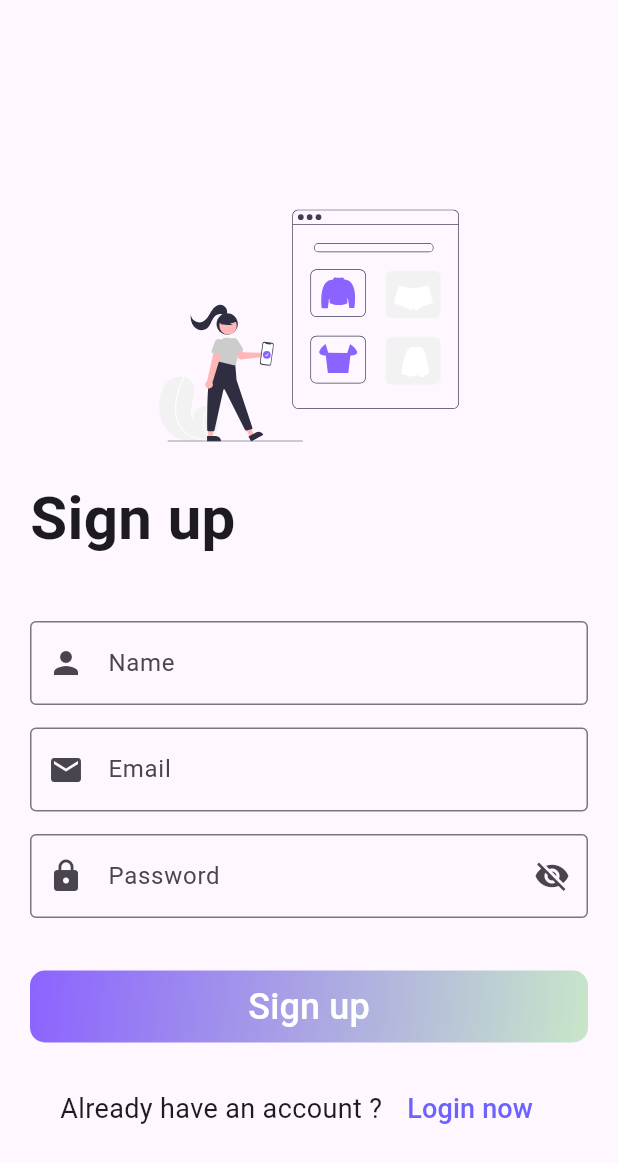
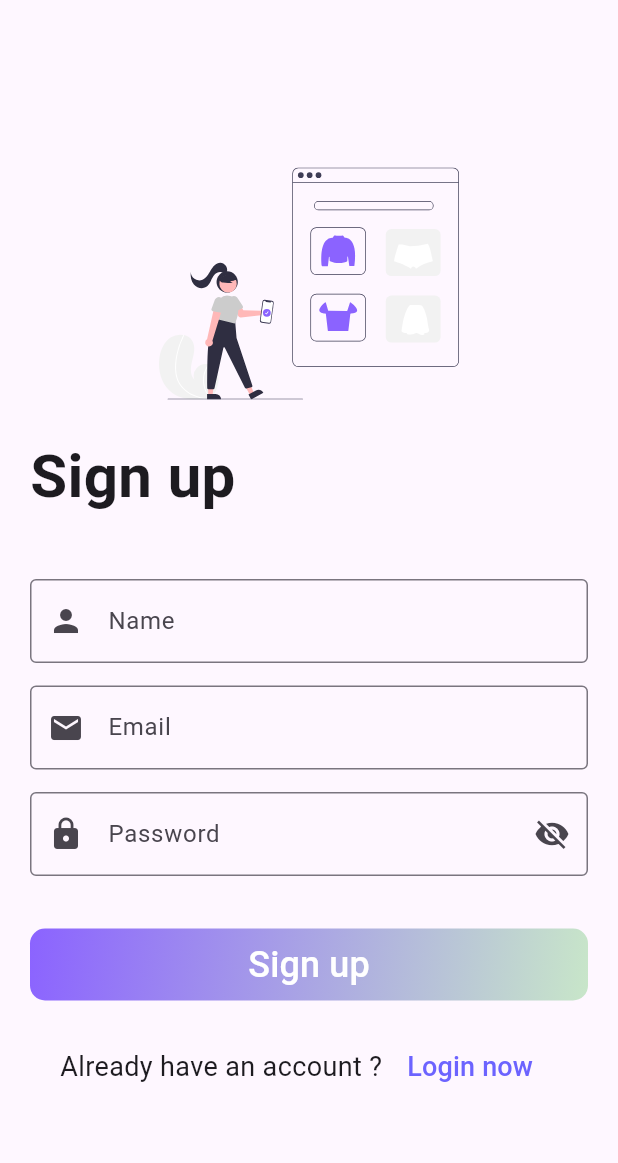
Before and after one commit to nadaalaa22/E-Commerce-App, a Flutter app: the screen it shows after launch, after a tap on "Login", after a tap on "Register now", on a phone screen of 412 x 824 dp. Shown: the top 1163 px of the screen. Run offline on Flutter 3.47's test engine with Material 3 defaults, Android fonts, the phone set to English and light mode, and no system bars; our stand-ins replace animated_splash_screen, bloc, cloud_firestore, equatable, firebase_auth, firebase_core and 5 more; missing offline and left inert: responsive_navigation_bar; accounts and stored records are empty; Roboto replaces fonts that are missing (MyFont); project files that could hold a hidden picture were left out.

Commit message:
nada 18 /9

```diff
--- a/lib/features/auth/presentation/bloc/auth_bloc/authentication_bloc.dart
+++ b/lib/features/auth/presentation/bloc/auth_bloc/authentication_bloc.dart
@@ -1,6 +1,9 @@
 import 'dart:async';
 import 'package:bloc/bloc.dart';
+import 'package:e_commerce_app/core/networks/network_info.dart';
 import 'package:firebase_auth/firebase_auth.dart';
+import 'package:flutter/material.dart';
+import 'package:fluttertoast/fluttertoast.dart';
 import 'package:meta/meta.dart';
 import '../../../data/datasorce/authentication_remote_ds/authentication.dart';
 import '../../../data/datasorce/user_remote_ds/user_remote_ds.dart';
@@ -13,12 +16,14 @@ part 'authentication_state.dart';
 class AuthBloc extends Bloc<AuthEvent, AuthState> {
   final AuthenticationRemoteDs authenticationRemoteDs;
   final UsersRemoteDs usersDBModel;
+  final NetworkInfo networkInfo ;
 
-  AuthBloc({required this.usersDBModel, required this.authenticationRemoteDs})
+  AuthBloc({required this.usersDBModel, required this.authenticationRemoteDs , required this.networkInfo,})
       : super(UserUnauthorized()) {
     on<AuthEvent>((event, emit) async {
       print(event); // Debugging: Print the event
       try {
+          try{
             if (event is SignUp) {
               emit(UserAuthLoadingState());
               await authenticationRemoteDs.signUp(event.authModel);
@@ -36,7 +41,13 @@ class AuthBloc extends Bloc<AuthEvent, AuthState> {
               print('User added to Firestore successfully');
               emit(UserAuthorizedState());
             }
-        else if (event is SignIn) {
+          }
+          catch(e){
+            print("netwooooooork");
+            emit(UserErrorState(error: e.toString()));
+          }
+          try{
+            if (event is SignIn) {
               emit(UserAuthLoadingState());
               await authenticationRemoteDs.signIn(event.userModel);
 
@@ -45,7 +56,12 @@ class AuthBloc extends Bloc<AuthEvent, AuthState> {
               } else {
                 emit(UserUnauthorized());
               }
-        } else if (event is CheckIfAuth) {
+            }
+          } catch(e){
+            print(e.toString());
+            emit(UserErrorState(error: e.toString()));
+          }
+          if (event is CheckIfAuth) {
             emit(UserAuthLoadingState());
             final bool isSignedIn = authenticationRemoteDs.checkIfAuth();
             final bool isAnonymous = authenticationRemoteDs.checkUserSignInStatus();
@@ -62,6 +78,9 @@ class AuthBloc extends Bloc<AuthEvent, AuthState> {
             await authenticationRemoteDs.signOut();
             emit(UserUnauthorized());
           }
+
+
+
       }catch (e) {
         print('Error in AuthBloc: $e'); // Debugging: Print the error
         if (e is TypeError) {
@@ -75,3 +94,14 @@ class AuthBloc extends Bloc<AuthEvent, AuthState> {
     });
   }
 }
+void showToast(String message) {
+  Fluttertoast.showToast(
+    msg: message,
+    toastLength: Toast.LENGTH_SHORT,
+    gravity: ToastGravity.CENTER,
+    timeInSecForIosWeb: 1,
+    backgroundColor: Colors.red,
+    textColor: Colors.white,
+    fontSize: 16.0,
+  );
+}
--- a/lib/features/auth/presentation/pages/login_page.dart
+++ b/lib/features/auth/presentation/pages/login_page.dart
@@ -39,7 +39,6 @@ class _LoginPageState extends State<LoginPage> {
   @override
   Widget build(BuildContext context) {
     return Scaffold(
-      appBar: AppBar(),
       body: BlocConsumer<AuthBloc, AuthState>(
         listener: (BuildContext context, AuthState state) {
           if (state is UserAuthorizedState ) {
@@ -59,7 +58,8 @@ class _LoginPageState extends State<LoginPage> {
             return const Center(child: CircularProgressIndicator());
           }
 
-            return Form(
+            return Center(
+              child: Form(
                 key: keyLogin,
                 child: Padding(
                   padding: const EdgeInsets.all(20.0),
@@ -217,6 +217,7 @@ class _LoginPageState extends State<LoginPage> {
                     ),
                   ),
                 ),
+              ),
             );
 
         },
--- a/lib/features/auth/presentation/pages/sign_up_page.dart
+++ b/lib/features/auth/presentation/pages/sign_up_page.dart
@@ -1,12 +1,12 @@
 import 'package:flutter/material.dart';
 import 'package:flutter_bloc/flutter_bloc.dart';
 import 'package:flutter_svg/svg.dart';
+import 'package:fluttertoast/fluttertoast.dart';
 import '../../../../core/app_theme.dart';
 import '../../../e_commerce/presentation/pages/controller_page.dart';
 import '../../data/model/auth_model.dart';
 import '../../data/model/user_model.dart';
 import '../bloc/auth_bloc/authentication_bloc.dart';
-
 
 import 'login_page.dart';
 
@@ -28,13 +28,23 @@ class _SignUpPageState extends State<SignUpPage> {
 
   String? userId;
 
-  bool flag = false ;
+  bool flag = false;
 
   @override
   Widget build(BuildContext context) {
     return Scaffold(
-      appBar: AppBar(),
-      body: Padding(
+      body: BlocListener<AuthBloc, AuthState>(
+        listener: (context, state) {
+          if (state is UserErrorState) {
+            showToast(state.error);
+          }
+          if (state is UserAuthorizedState) {
+            Navigator.pushReplacement(
+                context, MaterialPageRoute(builder: (_) => ControllerPage()));
+          }
+        },
+        child: Center(
+          child: Padding(
             padding: const EdgeInsets.all(20.0),
             child: Form(
               key: GlobalKeyForm,
@@ -44,7 +54,7 @@ class _SignUpPageState extends State<SignUpPage> {
                     crossAxisAlignment: CrossAxisAlignment.start,
                     children: [
                       Center(
-                    child:  SvgPicture.asset(
+                        child: SvgPicture.asset(
                           'assets/images/login.svg',
                           width: 200.0,
                           height: 200.0,
@@ -52,7 +62,10 @@ class _SignUpPageState extends State<SignUpPage> {
                       ),
                       const Text(
                         'Sign up',
-                    style: TextStyle(fontSize: 40.0,fontWeight: FontWeight.bold, fontFamily: 'MyFont'),
+                        style: TextStyle(
+                            fontSize: 40.0,
+                            fontWeight: FontWeight.bold,
+                            fontFamily: 'MyFont'),
                       ),
                       const SizedBox(
                         height: 40.0,
@@ -62,7 +75,7 @@ class _SignUpPageState extends State<SignUpPage> {
                         decoration: const InputDecoration(
                           hintText: 'Name',
                           border: OutlineInputBorder(),
-                      prefixIcon:  const Icon(
+                          prefixIcon: const Icon(
                             Icons.person,
                           ),
                         ),
@@ -91,24 +104,25 @@ class _SignUpPageState extends State<SignUpPage> {
                             return 'Email field cannot be empty';
                           }
                           // Regular expression for validating an email
-                      final emailRegex = RegExp(r'^[a-zA-Z0-9._%+-]+@[a-zA-Z0-9.-]+\.[a-zA-Z]{2,}$');
+                          final emailRegex = RegExp(
+                              r'^[a-zA-Z0-9._%+-]+@[a-zA-Z0-9.-]+\.[a-zA-Z]{2,}$');
                           if (!emailRegex.hasMatch(text)) {
                             return 'Please enter a valid email address';
                           }
                           return null;
                         },
                       ),
-
                       const SizedBox(
                         height: 15.0,
                       ),
                       TextFormField(
                         controller: password,
-                    obscureText: true,
+                        keyboardType: TextInputType.emailAddress,
+                        obscureText: !flag,
                         decoration: InputDecoration(
-                      hintText: 'Password',
+                          labelText: 'Password',
                           border: const OutlineInputBorder(),
-                      prefixIcon:  const Icon(
+                          prefixIcon: const Icon(
                             Icons.lock,
                           ),
                           suffixIcon: IconButton(
@@ -118,9 +132,7 @@ class _SignUpPageState extends State<SignUpPage> {
                               });
                             },
                             icon: Icon(
-                          flag
-                              ? Icons.visibility
-                              : Icons.visibility_off, // Toggle icon
+                              flag ? Icons.visibility : Icons.visibility_off,
                             ),
                           ),
                         ),
@@ -160,15 +172,15 @@ class _SignUpPageState extends State<SignUpPage> {
                                 email: sanitizedEmail,
                               );
 
-                          UserModel userModel = UserModel(name: sanitizedName, userId: '', email: sanitizedEmail);
+                              UserModel userModel = UserModel(
+                                  name: sanitizedName,
+                                  userId: '',
+                                  email: sanitizedEmail);
 
-                          context.read<AuthBloc>().add(SignUp(authModel: authModel, userModel: userModel));
-                          Navigator.pushReplacement(context, MaterialPageRoute(builder: (_)=> ControllerPage()));
+                              context.read<AuthBloc>().add(SignUp(
+                                  authModel: authModel, userModel: userModel));
                             }
                           },
-
-
-
                           child: const Text(
                             'Sign up',
                             style: TextStyle(
@@ -217,6 +229,20 @@ class _SignUpPageState extends State<SignUpPage> {
               ),
             ),
           ),
+        ),
+      ),
     );
   }
 }
+
+void showToast(String message) {
+  Fluttertoast.showToast(
+    msg: message,
+    toastLength: Toast.LENGTH_SHORT,
+    gravity: ToastGravity.CENTER,
+    timeInSecForIosWeb: 1,
+    backgroundColor: Colors.red,
+    textColor: Colors.white,
+    fontSize: 16.0,
+  );
+}
--- a/lib/features/e_commerce/presentation/pages/contact_page.dart
+++ b/lib/features/e_commerce/presentation/pages/contact_page.dart
@@ -1,4 +1,5 @@
 import 'package:cloud_firestore/cloud_firestore.dart';
+import 'package:e_commerce_app/core/networks/network_info.dart';
 import 'package:e_commerce_app/features/auth/data/datasorce/authentication_remote_ds/authentication.dart';
 import 'package:e_commerce_app/features/auth/data/model/user_model.dart';
 import 'package:e_commerce_app/features/auth/presentation/bloc/auth_bloc/authentication_bloc.dart';
@@ -7,6 +8,7 @@ import 'package:e_commerce_app/features/e_commerce/presentation/pages/reset_pass
 import 'package:firebase_auth/firebase_auth.dart';
 import 'package:flutter/material.dart';
 import 'package:e_commerce_app/core/app_theme.dart';
+import 'package:internet_connection_checker/internet_connection_checker.dart';
 import 'package:lottie/lottie.dart';
 import 'package:flutter_bloc/flutter_bloc.dart';
 
@@ -54,7 +56,7 @@ class _ContactPageState extends State<ContactPage> {
                           onPressed: () async {
                             Navigator.pop(context);
                             // context.read<AuthBloc>().add(SignOut());
-                            await AuthenticationRemoteDsImpl().signOut();
+                            await AuthenticationRemoteDsImpl(networkInfo: NetworkInfoImpl(connectionChecker: InternetConnectionChecker())).signOut();
                             Navigator.pushReplacement(
                               context,
                               MaterialPageRoute(
--- a/lib/main.dart
+++ b/lib/main.dart
@@ -1,8 +1,10 @@
+import 'package:e_commerce_app/core/networks/network_info.dart';
 import 'package:e_commerce_app/features/auth/presentation/pages/login_page.dart';
 import 'package:e_commerce_app/features/auth/presentation/pages/splash_page.dart';
 import 'package:firebase_core/firebase_core.dart';
 import 'package:flutter/material.dart';
 import 'package:flutter_bloc/flutter_bloc.dart';
+import 'package:internet_connection_checker/internet_connection_checker.dart';
 import 'features/auth/data/datasorce/authentication_remote_ds/authentication.dart';
 import 'features/auth/data/datasorce/user_remote_ds/user_remote_ds.dart';
 import 'features/auth/presentation/bloc/auth_bloc/authentication_bloc.dart';
@@ -14,7 +16,7 @@ void main() async {
   await Firebase.initializeApp(
     options: DefaultFirebaseOptions.currentPlatform,
   );
-  //await AuthinticationRemoteDsImpl().signOut();
+  await AuthenticationRemoteDsImpl(networkInfo: NetworkInfoImpl(connectionChecker: InternetConnectionChecker())).signOut();
  // await AuthenticationImp().signIn("nada@gmail.com", "123456789");
   runApp(
       MultiBlocProvider(
@@ -22,11 +24,13 @@ void main() async {
           BlocProvider(
               create: (_) => AuthBloc(
                   usersDBModel: UsersRemoteDsImp(),
-                  authenticationRemoteDs: AuthenticationRemoteDsImpl())),
+                  authenticationRemoteDs: AuthenticationRemoteDsImpl(networkInfo: NetworkInfoImpl(connectionChecker: InternetConnectionChecker())), networkInfo: NetworkInfoImpl(connectionChecker: InternetConnectionChecker()))
+          ),
+
           BlocProvider(
               create: (_) => UserBloc(
                   usersDBModel: UsersRemoteDsImp(),
-                  authinticationRemoteDs: AuthenticationRemoteDsImpl())),
+                  authinticationRemoteDs: AuthenticationRemoteDsImpl(networkInfo: NetworkInfoImpl(connectionChecker: InternetConnectionChecker())))),
         ],
         child: MyApp(),
       )
```
Also changed, not shown: lib/core/errors/exceptions.dart (+8 -0 lines), lib/core/errors/failures.dart (+21 -0 lines), lib/features/auth/data/datasorce/authentication_remote_ds/authentication.dart (+19 -0 lines). Lines whose indentation alone changed are shown as unchanged.
